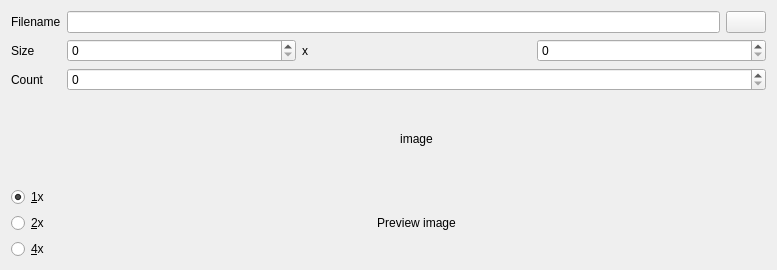
Before: the Qt Designer form src/TileDataUi/TileSetDataUi.ui in CytopiaTeam/Cytopia, drawn with Qt 5.
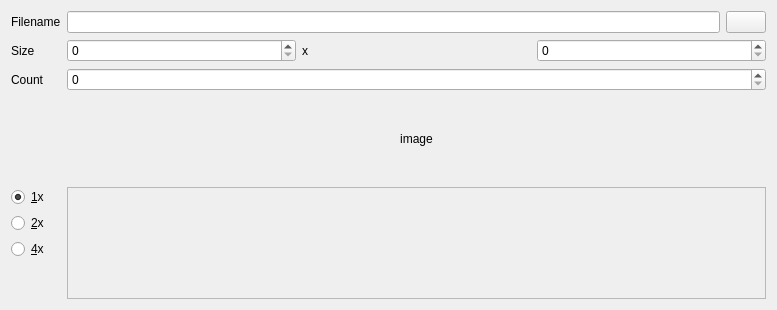
After: the same form once the commit is applied. Icons and pictures are not drawn.

Commit message: Put preview image inside scroll area

What changed in the file:
```diff
--- a/src/TileDataUi/TileSetDataUi.ui
+++ b/src/TileDataUi/TileSetDataUi.ui
@@ -8,7 +8,7 @@
     <x>0</x>
     <y>0</y>
     <width>777</width>
-    <height>270</height>
+    <height>310</height>
    </rect>
   </property>
   <property name="windowTitle">
@@ -106,22 +106,6 @@
      </property>
     </widget>
    </item>
-   <item row="4" column="1">
-    <widget class="QLabel" name="image">
-     <property name="sizePolicy">
-      <sizepolicy hsizetype="Expanding" vsizetype="Expanding">
-       <horstretch>0</horstretch>
-       <verstretch>0</verstretch>
-      </sizepolicy>
-     </property>
-     <property name="text">
-      <string>Preview image</string>
-     </property>
-     <property name="alignment">
-      <set>Qt::AlignCenter</set>
-     </property>
-    </widget>
-   </item>
    <item row="4" column="0">
     <layout class="QVBoxLayout" name="verticalLayout">
      <item>
@@ -157,8 +141,65 @@
        </attribute>
       </widget>
      </item>
+     <item>
+      <spacer name="verticalSpacer">
+       <property name="orientation">
+        <enum>Qt::Vertical</enum>
+       </property>
+       <property name="sizeHint" stdset="0">
+        <size>
+         <width>20</width>
+         <height>40</height>
+        </size>
+       </property>
+      </spacer>
+     </item>
     </layout>
    </item>
+   <item row="4" column="1">
+    <widget class="QScrollArea" name="scrollArea">
+     <property name="sizePolicy">
+      <sizepolicy hsizetype="Expanding" vsizetype="MinimumExpanding">
+       <horstretch>0</horstretch>
+       <verstretch>0</verstretch>
+      </sizepolicy>
+     </property>
+     <property name="widgetResizable">
+      <bool>true</bool>
+     </property>
+     <property name="alignment">
+      <set>Qt::AlignCenter</set>
+     </property>
+     <widget class="QWidget" name="scrollAreaWidgetContents">
+      <property name="geometry">
+       <rect>
+        <x>0</x>
+        <y>0</y>
+        <width>680</width>
+        <height>138</height>
+       </rect>
+      </property>
+      <layout class="QVBoxLayout" name="verticalLayout_2">
+       <item>
+        <widget class="QLabel" name="image">
+         <property name="sizePolicy">
+          <sizepolicy hsizetype="Expanding" vsizetype="Expanding">
+           <horstretch>0</horstretch>
+           <verstretch>0</verstretch>
+          </sizepolicy>
+         </property>
+         <property name="text">
+          <string/>
+         </property>
+         <property name="alignment">
+          <set>Qt::AlignCenter</set>
+         </property>
+        </widget>
+       </item>
+      </layout>
+     </widget>
+    </widget>
+   </item>
   </layout>
  </widget>
  <resources/>
```
Left out of the diff: 6 changed lines with no effect on the pictures. The commit also changes 1 other file.
